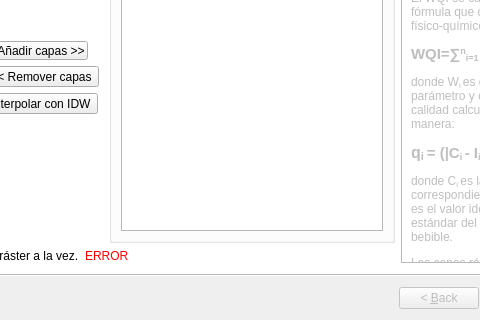
The window that wqi_plugin_wizard_base.ui (marcelomolas/wqi_calculator) describes before a commit, drawn with Qt 5; both pictures show x 325 to 805 and y 129 to 449 of the 987 by 449 pixel window.
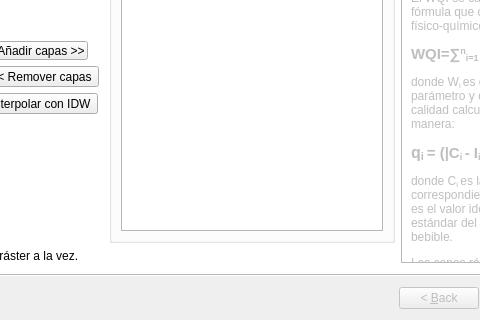
The same window after the commit. Custom widgets are drawn as their Qt base class.

Commit message: Added message errors to first page

What changed in the file:
```diff
--- a/wqi_plugin_wizard_base.ui
+++ b/wqi_plugin_wizard_base.ui
@@ -214,7 +214,7 @@
         <item>
          <widget class="QLabel" name="errorTextLabel1">
           <property name="text">
-           <string>&lt;html&gt;&lt;head/&gt;&lt;body&gt;&lt;p&gt;&lt;span style=&quot; color:#ff0000;&quot;&gt;ERROR&lt;/span&gt;&lt;/p&gt;&lt;/body&gt;&lt;/html&gt;</string>
+           <string/>
           </property>
           <property name="textFormat">
            <enum>Qt::RichText</enum>
```
Left out of the diff: 2 changed lines with no effect on the pictures. The commit also changes 1 other file.
